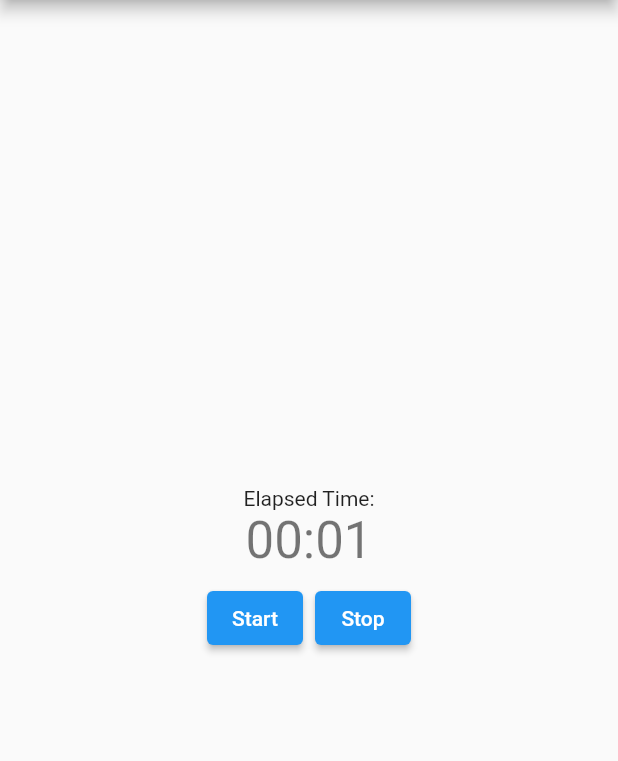
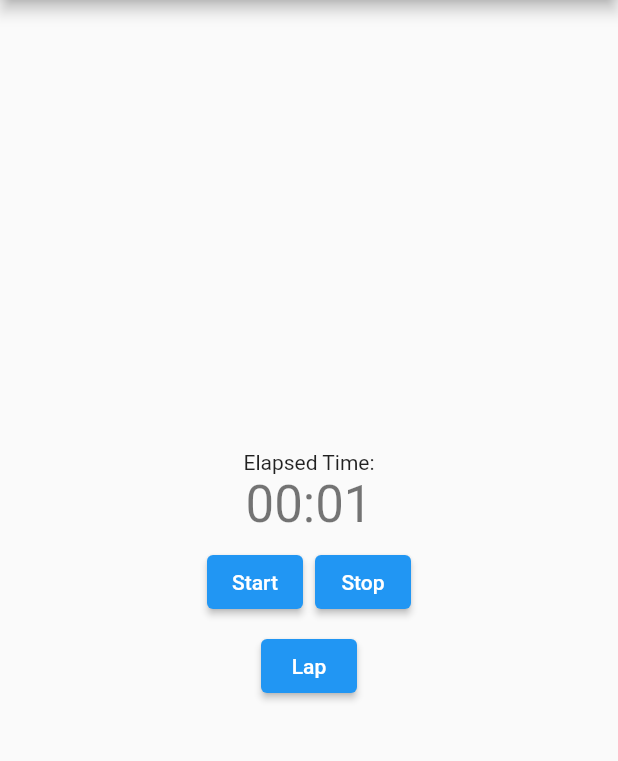
Before and after one commit to tburnam/stopwatch_flutter, a Flutter app: the screen it shows after launch, after a tap on "Start", on a phone screen of 412 x 824 dp, the part 84-845 px from its top. Run offline on Flutter 3.47's test engine with Material 2 defaults, Android fonts, the phone set to English and light mode, and no system bars.

Commit message:
added basic UI mechanics for part 2 - hiding and showing lap button based on active status of timer

```diff
--- a/lib/main.dart
+++ b/lib/main.dart
@@ -14,15 +14,6 @@ class MyApp extends StatelessWidget {
     return MaterialApp(
       title: 'EchoFi Stopwatch',
       theme: ThemeData(
-        // This is the theme of your application.
-        //
-        // Try running your application with "flutter run". You'll see the
-        // application has a blue toolbar. Then, without quitting the app, try
-        // changing the primarySwatch below to Colors.green and then invoke
-        // "hot reload" (press "r" in the console where you ran "flutter run",
-        // or simply save your changes to "hot reload" in a Flutter IDE).
-        // Notice that the counter didn't reset back to zero; the application
-        // is not restarted.
         primarySwatch: Colors.blue,
       ),
       home: MyHomePage(title: 'EchoFi Stopwatch'),
@@ -30,7 +21,7 @@ class MyApp extends StatelessWidget {
   }
 }
 
-// Stream for calculating the time
+// Stream for gatherting an event every second
 Stream<int> secondStream() {
   Duration timerInterval = Duration(seconds: 1);
   StreamController<int>? streamController;
@@ -64,69 +55,38 @@ Stream<int> secondStream() {
 class MyHomePage extends StatefulWidget {
   MyHomePage({Key? key, required this.title}) : super(key: key);
 
-
-  // This widget is the home page of your application. It is stateful, meaning
-  // that it has a State object (defined below) that contains fields that affect
-  // how it looks.
-
-  // This class is the configuration for the state. It holds the values (in this
-  // case the title) provided by the parent (in this case the App widget) and
-  // used by the build method of the State. Fields in a Widget subclass are
-  // always marked "final".
-
   final String title;
 
   @override
   _MyHomePageState createState() => _MyHomePageState();
 }
 
+// Utility method that converts seconds into a formatted,
+// MM:SS string
+String convertSecondsToMMSS(int totalSeconds) {
+  var duration = Duration(seconds: totalSeconds);
+  var min = duration.inMinutes;
+  var sec = totalSeconds % 60;
+
+  var minString = '$min'.padLeft(2, '0');
+  var secString = '$sec'.padLeft(2, '0');
+  return '$minString:$secString';
+}
+
 class _MyHomePageState extends State<MyHomePage> {
   String _timeString = "00:00";
   Stream<int>? timerStream;
   late StreamSubscription<int> timerSubscription;
-
-  String convertSecondsToMMSS(int totalSeconds) {
-    var duration = Duration(seconds: totalSeconds);
-    var min = duration.inMinutes;
-    var sec = totalSeconds % 60;
-
-    var minString = '$min'.padLeft(2, '0');
-    var secString = '$sec'.padLeft(2, '0');
-    return '$minString:$secString';
-  }
+  bool isActive = false;
 
   @override
   Widget build(BuildContext context) {
-    // This method is rerun every time setState is called, for instance as done
-    // by the _incrementCounter method above.
-    //
-    // The Flutter framework has been optimized to make rerunning build methods
-    // fast, so that you can just rebuild anything that needs updating rather
-    // than having to individually change instances of widgets.
     return Scaffold(
       appBar: AppBar(
-        // Here we take the value from the MyHomePage object that was created by
-        // the App.build method, and use it to set our appbar title.
         title: Text(widget.title),
       ),
       body: Center(
-        // Center is a layout widget. It takes a single child and positions it
-        // in the middle of the parent.
         child: Column(
-          // Column is also a layout widget. It takes a list of children and
-          // arranges them vertically. By default, it sizes itself to fit its
-          // children horizontally, and tries to be as tall as its parent.
-          //
-          // Invoke "debug painting" (press "p" in the console, choose the
-          // "Toggle Debug Paint" action from the Flutter Inspector in Android
-          // Studio, or the "Toggle Debug Paint" command in Visual Studio Code)
-          // to see the wireframe for each widget.
-          //
-          // Column has various properties to control how it sizes itself and
-          // how it positions its children. Here we use mainAxisAlignment to
-          // center the children vertically; the main axis here is the vertical
-          // axis because Columns are vertical (the cross axis would be
-          // horizontal).
           mainAxisAlignment: MainAxisAlignment.center,
           children: <Widget>[
             Text(
@@ -146,6 +106,7 @@ class _MyHomePageState extends State<MyHomePage> {
                     timerSubscription = timerStream!.listen((int newTick) {
                       setState(() {
                         _timeString = convertSecondsToMMSS(newTick);
+                        isActive = true;
                       });
                     });
                   },
@@ -157,15 +118,21 @@ class _MyHomePageState extends State<MyHomePage> {
                     timerSubscription.cancel();
                     setState(() {
                       _timeString = "00:00";
+                      isActive = false;
                     });
                   },
                 ),
               ],
             ),
+            Visibility(
+              visible: isActive,
+                child: new ElevatedButton(child: new Text('Lap'), onPressed: () {
+                  timerStream = null;
+                }),
+            )
           ],
         ),
       ),
-
     );
   }
 }
```
